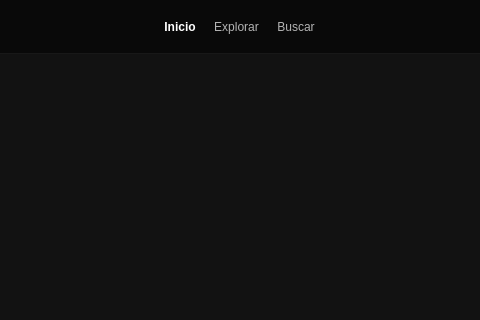
Before: the Qt Designer form ventanaprincipal.ui in Matee0802/Proyecto-Programaci-n, drawn with Qt 5; both pictures show x 323 to 803 and y 0 to 320 of the 1000 by 600 pixel window.
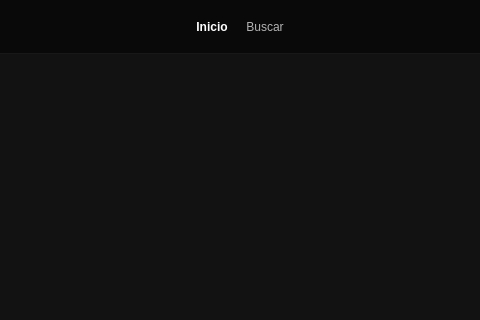
After: the same form once the commit is applied.

What changed in the file:
```diff
--- a/ventanaprincipal.ui
+++ b/ventanaprincipal.ui
@@ -96,16 +96,6 @@
          </property>
         </widget>
        </item>
-       <item>
-        <widget class="QPushButton" name="btnExplorar">
-         <property name="styleSheet">
-          <string notr="true">background: transparent; color: #b3b3b3; border: none;</string>
-         </property>
-         <property name="text">
-          <string>Explorar</string>
-         </property>
-        </widget>
-       </item>
        <item>
         <widget class="QPushButton" name="btnBuscar">
          <property name="styleSheet">
```
Left out of the diff: 78 changed lines with no effect on the pictures. Lines whose indentation alone changed are shown as unchanged.
